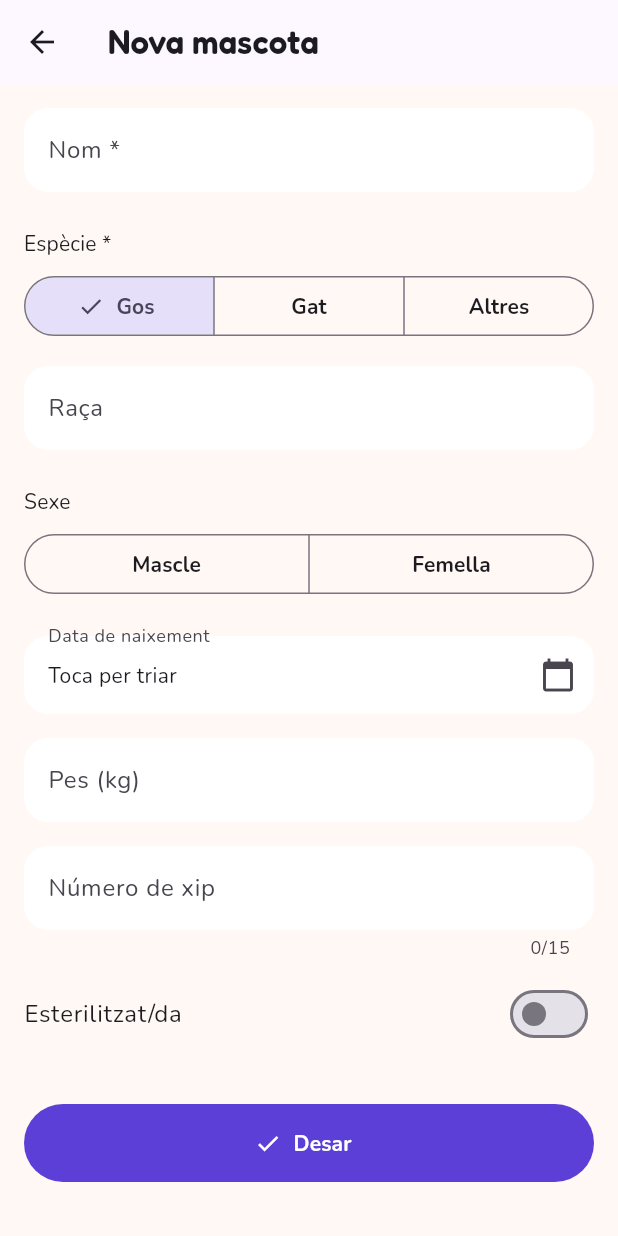
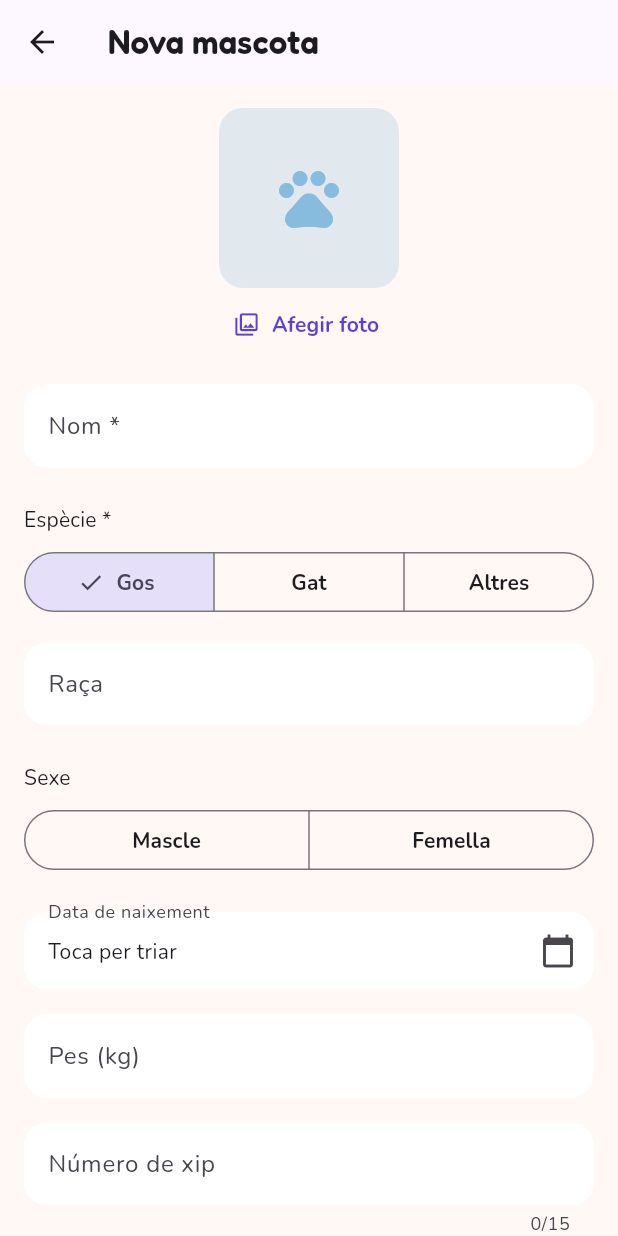
Before and after one commit to Caro-it/les-meves-mascotes, a Flutter app: the NovaMascotaScreen screen opened directly, on a phone screen of 412 x 824 dp. Run offline on Flutter 3.47's test engine with Material 3 defaults, Android fonts, the phone set to English and light mode, and no system bars; our stand-ins replace cloud_firestore, firebase_auth, firebase_core, image_picker; accounts and stored records are empty; project files that could hold a hidden picture were left out.

Commit message:
Foto de la mascota amb image_picker (A03, A02 i A04)

```diff
--- a/lib/screens/nova_mascota_screen.dart
+++ b/lib/screens/nova_mascota_screen.dart
@@ -1,10 +1,16 @@
+import 'dart:io';
+
+import 'package:flutter/foundation.dart' show kIsWeb;
 import 'package:flutter/material.dart';
 import 'package:flutter/services.dart';
+import 'package:image_picker/image_picker.dart';
+import 'package:path_provider/path_provider.dart';
 
 import '../models/mascota.dart';
 import '../services/auth_service.dart';
 import '../services/mascota_service.dart';
 import '../styles/app_styles.dart';
+import '../widgets/foto_mascota.dart';
 
 // A03 · Nova mascota
 class NovaMascotaScreen extends StatefulWidget {
@@ -27,6 +33,7 @@ class _NovaMascotaScreenState extends State<NovaMascotaScreen> {
   DateTime? _dataNaixement;
   bool _esterilitzat = false;
   DateTime? _dataEsterilitzacio;
+  String? _rutaFoto;
   bool _desant = false;
 
   @override
@@ -43,6 +50,7 @@ class _NovaMascotaScreenState extends State<NovaMascotaScreen> {
       _dataNaixement = m.dataNaixement;
       _esterilitzat = m.esterilitzat;
       _dataEsterilitzacio = m.dataEsterilitzacio;
+      _rutaFoto = m.rutaFoto;
     }
   }
 
@@ -84,6 +92,26 @@ class _NovaMascotaScreenState extends State<NovaMascotaScreen> {
       : '${d.day.toString().padLeft(2, '0')}/'
             '${d.month.toString().padLeft(2, '0')}/${d.year}';
 
+  // Tria una foto de la galeria i, al mòbil, la copia a la carpeta de l'app
+  Future<void> _triarFoto() async {
+    final imatge = await ImagePicker().pickImage(
+      source: ImageSource.gallery,
+      maxWidth: 1024, // més petita: ocupa menys al mòbil
+      imageQuality: 85,
+    );
+    if (imatge == null) return; // ha cancel·lat
+
+    var ruta = imatge.path; // a Chrome és una adreça temporal (blob:)
+    if (!kIsWeb) {
+      final carpeta = await getApplicationDocumentsDirectory();
+      final nom = 'mascota_${DateTime.now().millisecondsSinceEpoch}.jpg';
+      final copia = await File(imatge.path).copy('${carpeta.path}/$nom');
+      ruta = copia.path;
+    }
+    if (!mounted) return;
+    setState(() => _rutaFoto = ruta);
+  }
+
   Future<void> _desar() async {
     if (!_formKey.currentState!.validate()) return;
     setState(() => _desant = true);
@@ -99,14 +127,13 @@ class _NovaMascotaScreenState extends State<NovaMascotaScreen> {
           : _racaController.text.trim(),
       sexe: _sexe,
       dataNaixement: _dataNaixement,
-      // camps que encara no són al formulari: es conserven els de l'original
       pes: double.tryParse(_pesController.text.trim().replaceAll(',', '.')),
       numXip: _xipController.text.trim().isEmpty
           ? null
           : _xipController.text.trim(),
       esterilitzat: _esterilitzat,
       dataEsterilitzacio: _esterilitzat ? _dataEsterilitzacio : null,
-      rutaFoto: original?.rutaFoto,
+      rutaFoto: _rutaFoto,
       color: original?.color ?? AppStyles.petColors.first.toARGB32(),
     );
 
@@ -139,6 +166,34 @@ class _NovaMascotaScreenState extends State<NovaMascotaScreen> {
           child: ListView(
             padding: const EdgeInsets.all(AppStyles.spaceM),
             children: [
+              // Foto: tocar-la per triar-ne una de la galeria
+              Center(
+                child: Column(
+                  children: [
+                    GestureDetector(
+                      onTap: _triarFoto,
+                      child: FotoMascota(
+                        rutaFoto: _rutaFoto,
+                        color: Color(
+                          widget.mascota?.color ??
+                              AppStyles.petColors.first.toARGB32(),
+                        ),
+                        amplada: 120,
+                        alcada: 120,
+                        midaIcona: 48,
+                      ),
+                    ),
+                    TextButton.icon(
+                      onPressed: _triarFoto,
+                      icon: const Icon(Icons.photo_library_outlined),
+                      label: Text(
+                        _rutaFoto == null ? 'Afegir foto' : 'Canviar foto',
+                      ),
+                    ),
+                  ],
+                ),
+              ),
+              const SizedBox(height: AppStyles.spaceM),
               TextFormField(
                 controller: _nomController,
                 textCapitalization: TextCapitalization.words,
--- /dev/null
+++ b/lib/widgets/foto_mascota.dart
@@ -0,0 +1,55 @@
+import 'dart:io';
+
+import 'package:flutter/foundation.dart' show kIsWeb;
+import 'package:flutter/material.dart';
+
+import '../styles/app_styles.dart';
+
+// Foto de la mascota o, si no n'hi ha (o no es pot llegir), la petjada
+class FotoMascota extends StatelessWidget {
+  const FotoMascota({
+    super.key,
+    required this.rutaFoto,
+    required this.color,
+    this.amplada = 64,
+    this.alcada = 64,
+    this.midaIcona = 32,
+  });
+
+  final String? rutaFoto;
+  final Color color;
+  final double amplada;
+  final double alcada;
+  final double midaIcona;
+
+  @override
+  Widget build(BuildContext context) {
+    final petjada = Container(
+      color: color.withValues(alpha: 0.25),
+      alignment: Alignment.center,
+      child: Icon(Icons.pets, color: color, size: midaIcona),
+    );
+
+    Widget contingut = petjada;
+    if (rutaFoto != null) {
+      contingut = kIsWeb
+          // A Chrome la ruta és una adreça temporal (blob:)
+          ? Image.network(
+              rutaFoto!,
+              fit: BoxFit.cover,
+              errorBuilder: (context, error, stack) => petjada,
+            )
+          // Al mòbil és un fitxer de la carpeta de l'app
+          : Image.file(
+              File(rutaFoto!),
+              fit: BoxFit.cover,
+              errorBuilder: (context, error, stack) => petjada,
+            );
+    }
+
+    return ClipRRect(
+      borderRadius: BorderRadius.circular(AppStyles.radius),
+      child: SizedBox(width: amplada, height: alcada, child: contingut),
+    );
+  }
+}
--- a/pubspec.yaml
+++ b/pubspec.yaml
@@ -39,6 +39,8 @@ dependencies:
     sdk: flutter
   firebase_auth: ^7.0.1
   cloud_firestore: ^7.1.0
+  image_picker: ^1.1.2
+  path_provider: ^2.1.4
 
 dev_dependencies:
   flutter_test:
```
Also changed, not shown: lib/screens/fitxa_mascota_screen.dart (+8 -8 lines), lib/widgets/mascota_card.dart (+3 -10 lines), pubspec.lock, 5 other files.
